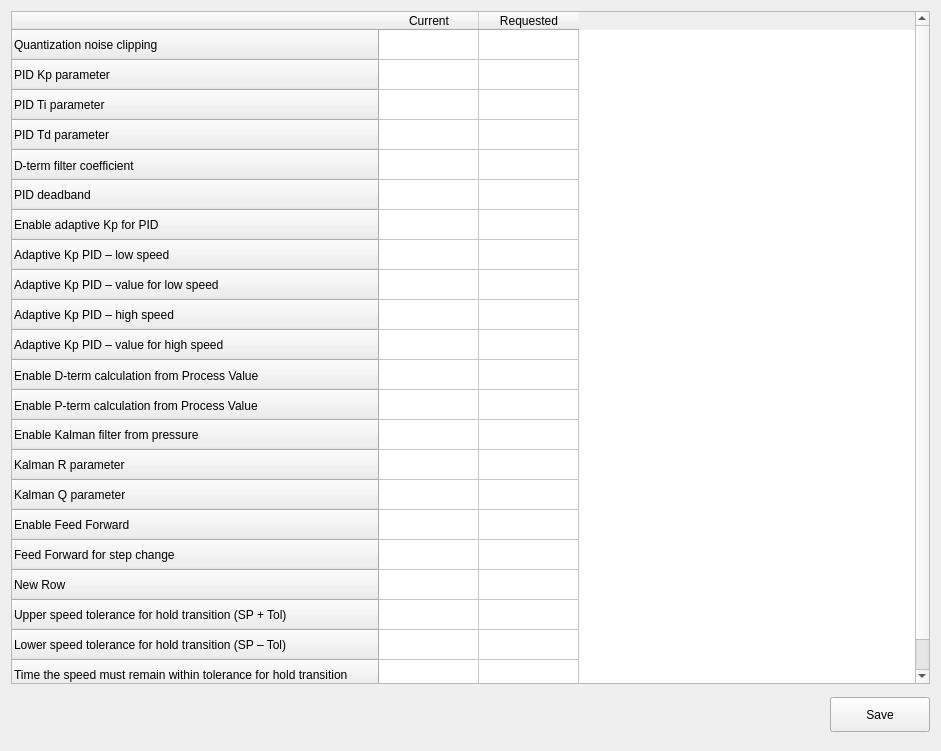
Above: Qt_files/wind_tunnel_settings_view.ui from nirow1/Lisbon_wind_tunnel before the change. Below: the same form after it.
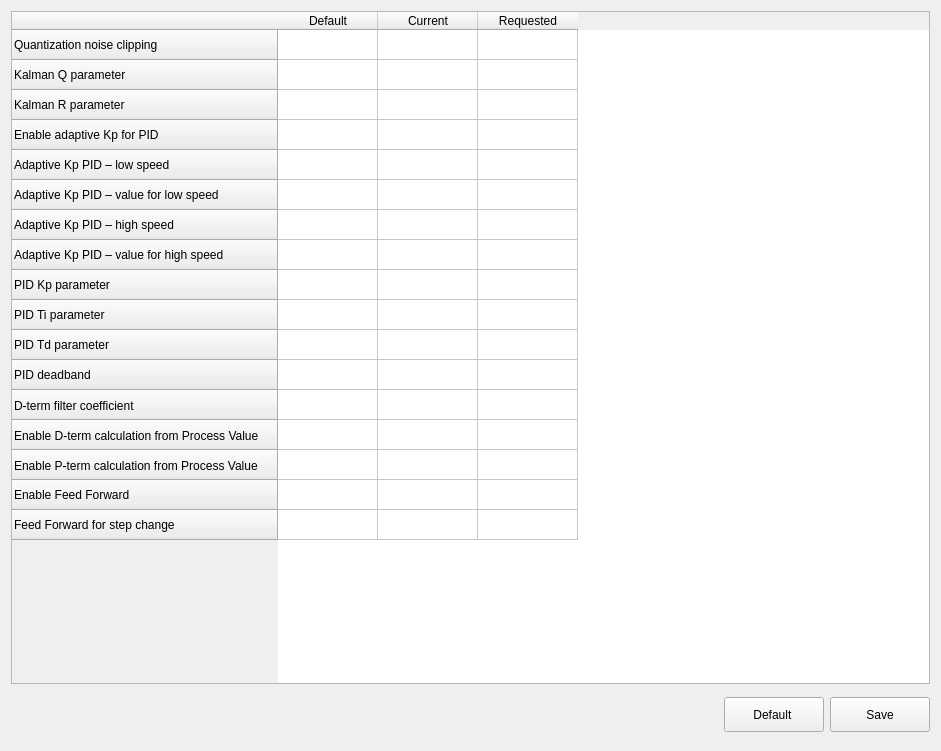
That is the form after the change.

Diff of the .ui file:
```diff
--- a/Qt_files/wind_tunnel_settings_view.ui
+++ b/Qt_files/wind_tunnel_settings_view.ui
@@ -79,27 +79,12 @@
      </row>
      <row>
       <property name="text">
-       <string>PID Kp parameter</string>
+       <string>Kalman Q parameter</string>
       </property>
      </row>
      <row>
       <property name="text">
-       <string>PID Ti parameter</string>
-      </property>
-     </row>
-     <row>
-      <property name="text">
-       <string>PID Td parameter</string>
-      </property>
-     </row>
-     <row>
-      <property name="text">
-       <string>D‑term filter coefficient</string>
-      </property>
-     </row>
-     <row>
-      <property name="text">
-       <string>PID deadband</string>
+       <string>Kalman R parameter</string>
       </property>
      </row>
      <row>
@@ -127,6 +112,31 @@
        <string>Adaptive Kp PID – value for high speed</string>
       </property>
      </row>
+     <row>
+      <property name="text">
+       <string>PID Kp parameter</string>
+      </property>
+     </row>
+     <row>
+      <property name="text">
+       <string>PID Ti parameter</string>
+      </property>
+     </row>
+     <row>
+      <property name="text">
+       <string>PID Td parameter</string>
+      </property>
+     </row>
+     <row>
+      <property name="text">
+       <string>PID deadband</string>
+      </property>
+     </row>
+     <row>
+      <property name="text">
+       <string>D‑term filter coefficient</string>
+      </property>
+     </row>
      <row>
       <property name="text">
        <string>Enable D‑term calculation from Process Value</string>
@@ -137,21 +147,6 @@
        <string>Enable P‑term calculation from Process Value</string>
       </property>
      </row>
-     <row>
-      <property name="text">
-       <string>Enable Kalman filter from pressure</string>
-      </property>
-     </row>
-     <row>
-      <property name="text">
-       <string>Kalman R parameter</string>
-      </property>
-     </row>
-     <row>
-      <property name="text">
-       <string>Kalman Q parameter</string>
-      </property>
-     </row>
      <row>
       <property name="text">
        <string>Enable Feed Forward</string>
@@ -162,26 +157,11 @@
        <string>Feed Forward for step change</string>
       </property>
      </row>
-     <row>
+     <column>
       <property name="text">
-       <string>New Row</string>
+       <string>Default</string>
       </property>
-     </row>
-     <row>
-      <property name="text">
-       <string>Upper speed tolerance for hold transition (SP + Tol) </string>
-      </property>
-     </row>
-     <row>
-      <property name="text">
-       <string>Lower speed tolerance for hold transition (SP – Tol)</string>
-      </property>
-     </row>
-     <row>
-      <property name="text">
-       <string>Time the speed must remain within tolerance for hold transition</string>
-      </property>
-     </row>
+     </column>
      <column>
       <property name="text">
        <string>Current</string>
@@ -218,6 +198,19 @@
       <item>
        <widget class="QWidget" name="widget_2" native="true"/>
       </item>
+      <item>
+       <widget class="QPushButton" name="default_settings_btn">
+        <property name="maximumSize">
+         <size>
+          <width>100</width>
+          <height>35</height>
+         </size>
+        </property>
+        <property name="text">
+         <string>Default </string>
+        </property>
+       </widget>
+      </item>
       <item>
        <widget class="QPushButton" name="set_changes_btn">
         <property name="maximumSize">
```
